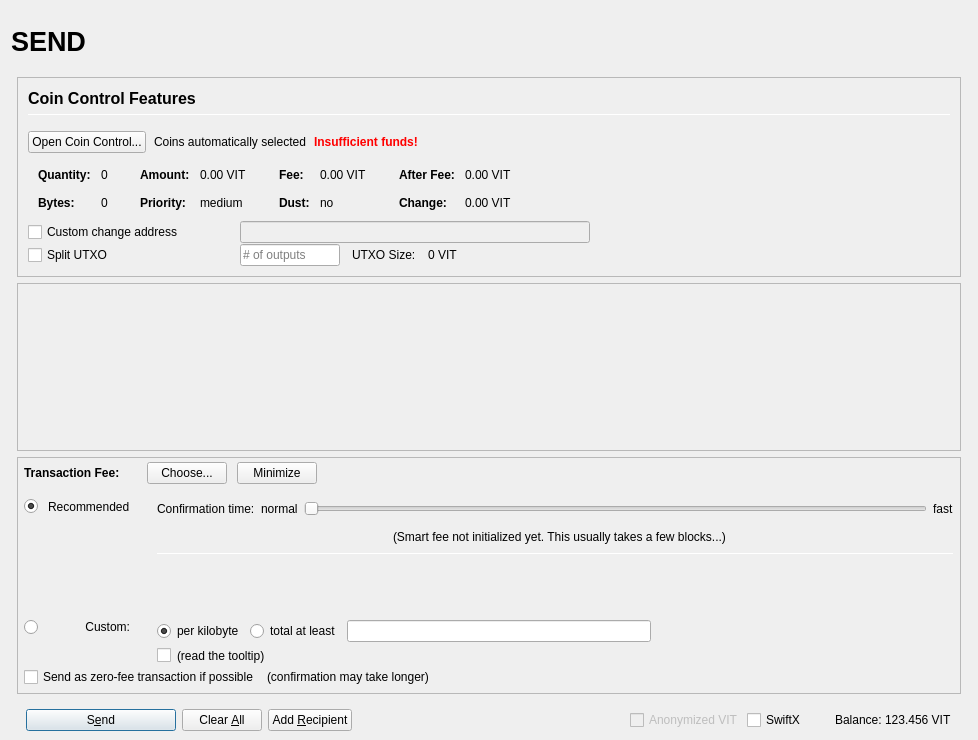
The window that src/qt/forms/sendcoinsdialog.ui (VitaeTeam/Vitae) describes before a commit, drawn with Qt 5.
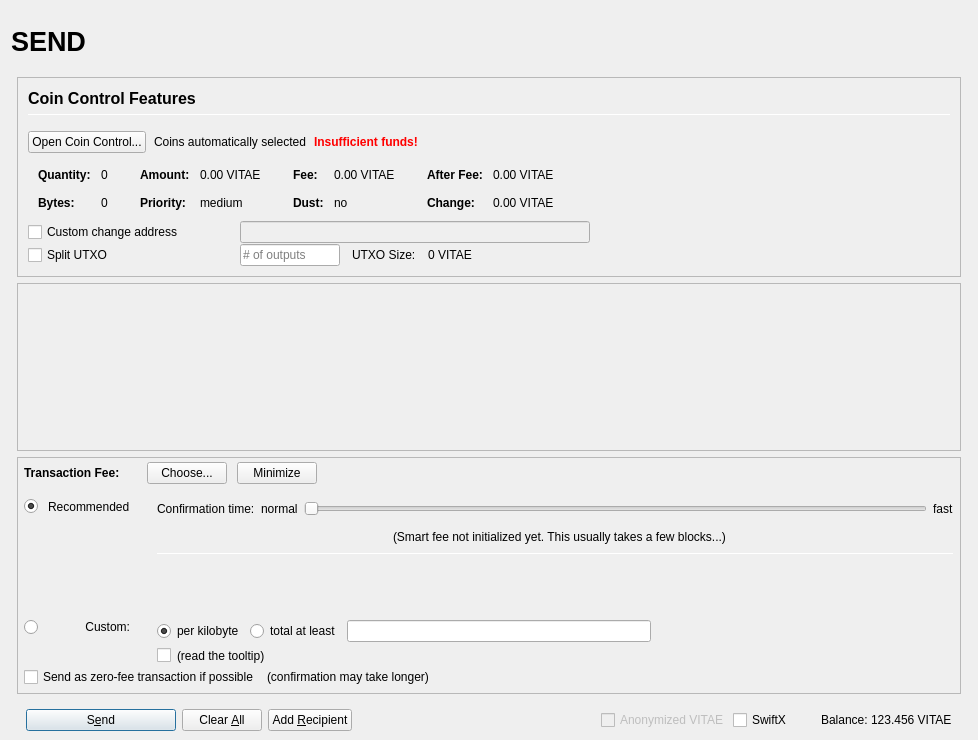
The same window after the commit. Icons and pictures are not drawn. Custom widgets are drawn as their Qt base class.

Commit message: All Vit's Now Vitae

What changed in the file:
```diff
--- a/src/qt/forms/sendcoinsdialog.ui
+++ b/src/qt/forms/sendcoinsdialog.ui
@@ -493,7 +493,7 @@
                         <enum>Qt::ActionsContextMenu</enum>
                        </property>
                        <property name="text">
-                        <string notr="true">0.00 VIT</string>
+                        <string notr="true">0.00 VITAE</string>
                        </property>
                        <property name="textInteractionFlags">
                         <set>Qt::LinksAccessibleByMouse|Qt::TextSelectableByKeyboard|Qt::TextSelectableByMouse</set>
@@ -573,7 +573,7 @@
                         <enum>Qt::ActionsContextMenu</enum>
                        </property>
                        <property name="text">
-                        <string notr="true">0.00 VIT</string>
+                        <string notr="true">0.00 VITAE</string>
                        </property>
                        <property name="textInteractionFlags">
                         <set>Qt::LinksAccessibleByMouse|Qt::TextSelectableByKeyboard|Qt::TextSelectableByMouse</set>
@@ -653,7 +653,7 @@
                         <enum>Qt::ActionsContextMenu</enum>
                        </property>
                        <property name="text">
-                        <string notr="true">0.00 VIT</string>
+                        <string notr="true">0.00 VITAE</string>
                        </property>
                        <property name="textInteractionFlags">
                         <set>Qt::LinksAccessibleByMouse|Qt::TextSelectableByKeyboard|Qt::TextSelectableByMouse</set>
@@ -682,7 +682,7 @@
                         <enum>Qt::ActionsContextMenu</enum>
                        </property>
                        <property name="text">
-                        <string notr="true">0.00 VIT</string>
+                        <string notr="true">0.00 VITAE</string>
                        </property>
                        <property name="textInteractionFlags">
                         <set>Qt::LinksAccessibleByMouse|Qt::TextSelectableByKeyboard|Qt::TextSelectableByMouse</set>
@@ -849,7 +849,7 @@
                 <item>
                  <widget class="QLabel" name="labelBlockSize">
                   <property name="text">
-                   <string>0 VIT</string>
+                   <string>0 VITAE</string>
                   </property>
                  </widget>
                 </item>
@@ -1686,7 +1686,7 @@
                 <bool>false</bool>
                </property>
                <property name="text">
-                <string>Anonymized VIT</string>
+                <string>Anonymized VITAE</string>
                </property>
               </widget>
              </item>
@@ -1725,7 +1725,7 @@
                 <cursorShape>IBeamCursor</cursorShape>
                </property>
                <property name="text">
-                <string notr="true">123.456 VIT</string>
+                <string notr="true">123.456 VITAE</string>
                </property>
                <property name="textInteractionFlags">
                 <set>Qt::LinksAccessibleByMouse|Qt::TextSelectableByKeyboard|Qt::TextSelectableByMouse</set>
```
The commit also changes 76 other files.
